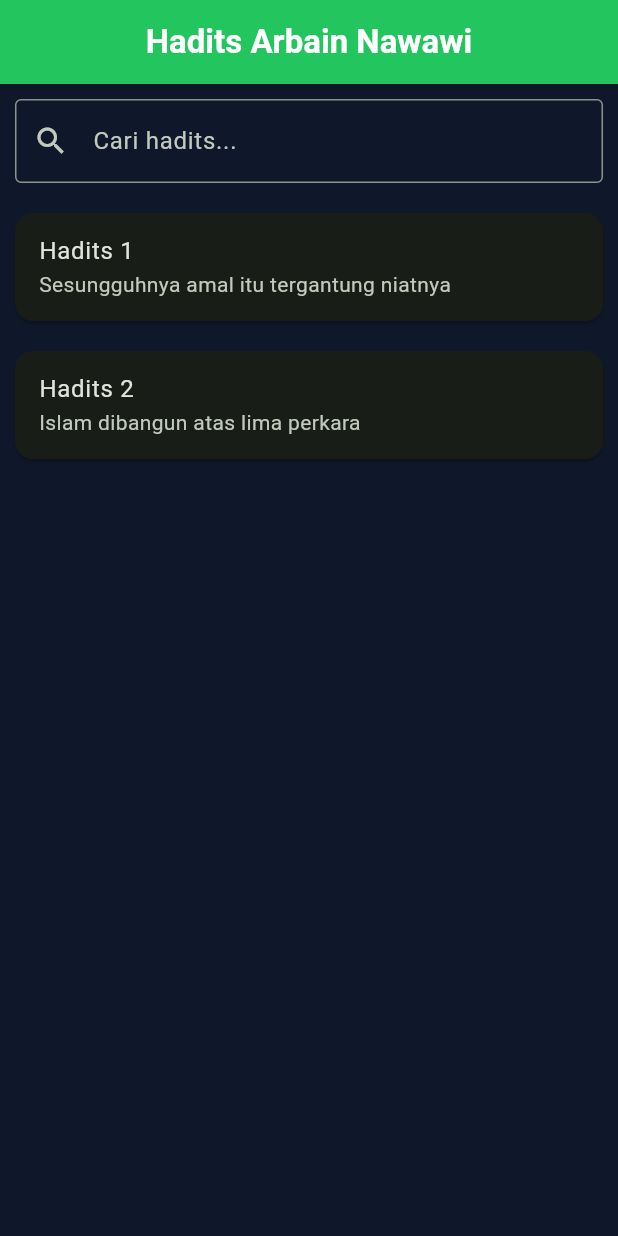
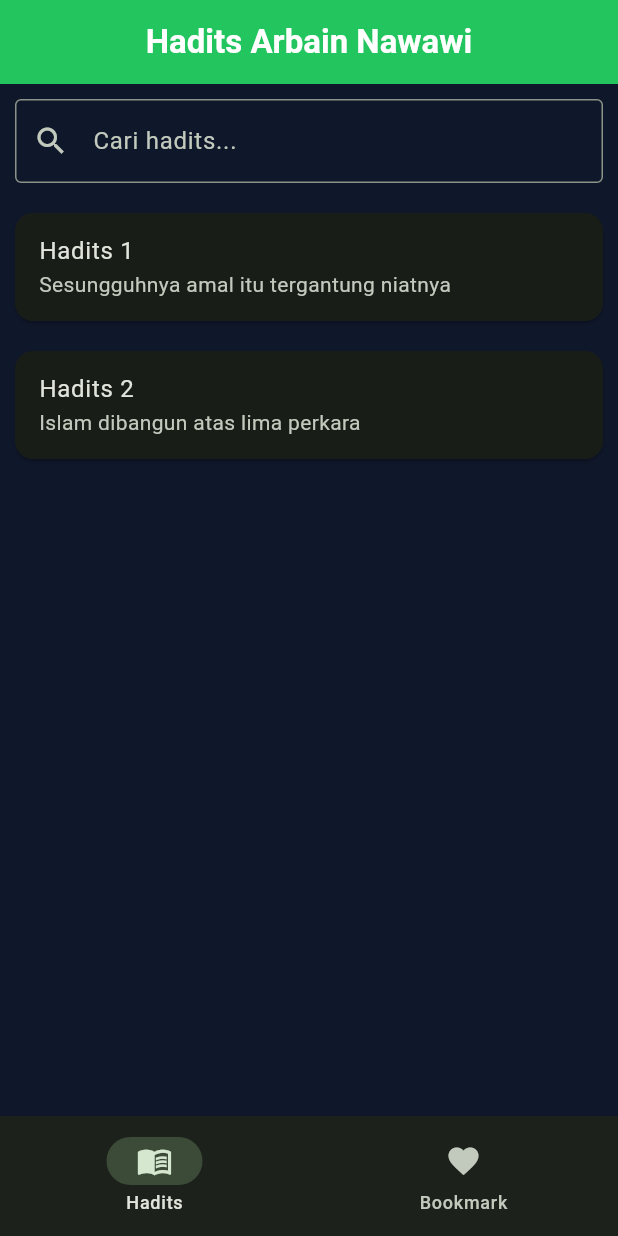
Before and after one commit to azrulfattah336/Aplikasi-Hadits-Arbain-Nawawi, a Flutter app: the screen it shows after launch, on a phone screen of 412 x 824 dp. Run offline on Flutter 3.47's test engine with Material 3 defaults, Android fonts, the phone set to English and light mode, and no system bars; our stand-ins replace shared_preferences.

Commit message:
Mengimplementasikan navigasi bawah dan bookmark

```diff
--- a/lib/screens/home_screen.dart
+++ b/lib/screens/home_screen.dart
@@ -1,6 +1,7 @@
 import 'package:flutter/material.dart';
 import '../data/hadith_data.dart';
 import '../wigdets/hadith_card.dart';
+import '../services/bookmark_service.dart';
 
 class HomeScreen extends StatefulWidget {
   const HomeScreen({super.key});
@@ -10,8 +11,21 @@ class HomeScreen extends StatefulWidget {
     }
 
    class _HomeScreenState extends State<HomeScreen> {
+    int selectedIndex = 0;
+    String searchQuery = "";
+    List<int> bookmarks = [];
 
-  String searchQuery = "";
+  @override
+  void initState() {
+    super.initState();
+    loadBookmarks();
+   }
+
+  void loadBookmarks() async {
+    bookmarks = await BookmarkService.getBookmarks();
+
+    setState(() {});
+   }
 
   @override
   Widget build(BuildContext context) {
@@ -20,14 +34,21 @@ class HomeScreen extends StatefulWidget {
       .toLowerCase()
       .contains(searchQuery.toLowerCase());
     }).toList();
+    final bookmarkData =
+    hadithList.where((h) => bookmarks.contains(h.id)).toList();
+
     return Scaffold(
       appBar: AppBar(
-        title: const Text("Hadits Arbain Nawawi"),
+        title: Text(
+          selectedIndex == 0
+              ? "Hadits Arbain Nawawi"
+              : "Bookmark",
+            ),
           ),
 
-      body: Column(
+      body: selectedIndex == 0
+    ? Column(
         children: [
-
           Padding(
             padding: const EdgeInsets.all(10),
             child: TextField(
@@ -56,6 +77,48 @@ class HomeScreen extends StatefulWidget {
             ),
           ),
         ],
+      )
+
+    : bookmarkData.isEmpty
+    ? const Center(
+        child: Text("Belum ada bookmark"),
+      )
+
+    : RefreshIndicator(
+        onRefresh: () async {
+          loadBookmarks();
+        },
+
+        child: ListView.builder(
+          itemCount: bookmarkData.length,
+
+          itemBuilder: (context, index) {
+            return HadithCard(
+              hadith: bookmarkData[index],
+            );
+          },
+        ),
+      ),
+
+    bottomNavigationBar: NavigationBar(
+      selectedIndex: selectedIndex,
+      onDestinationSelected: (index) {
+        setState(() {
+          selectedIndex = index;
+        });
+      },
+
+      destinations: const [
+        NavigationDestination(
+          icon: Icon(Icons.menu_book),
+          label: "Hadits",
+         ),
+
+         NavigationDestination(
+           icon: Icon(Icons.favorite),
+           label: "Bookmark",
+          ),
+        ],
       ),
     );
   }
```
Lines whose indentation alone changed are shown as unchanged.
